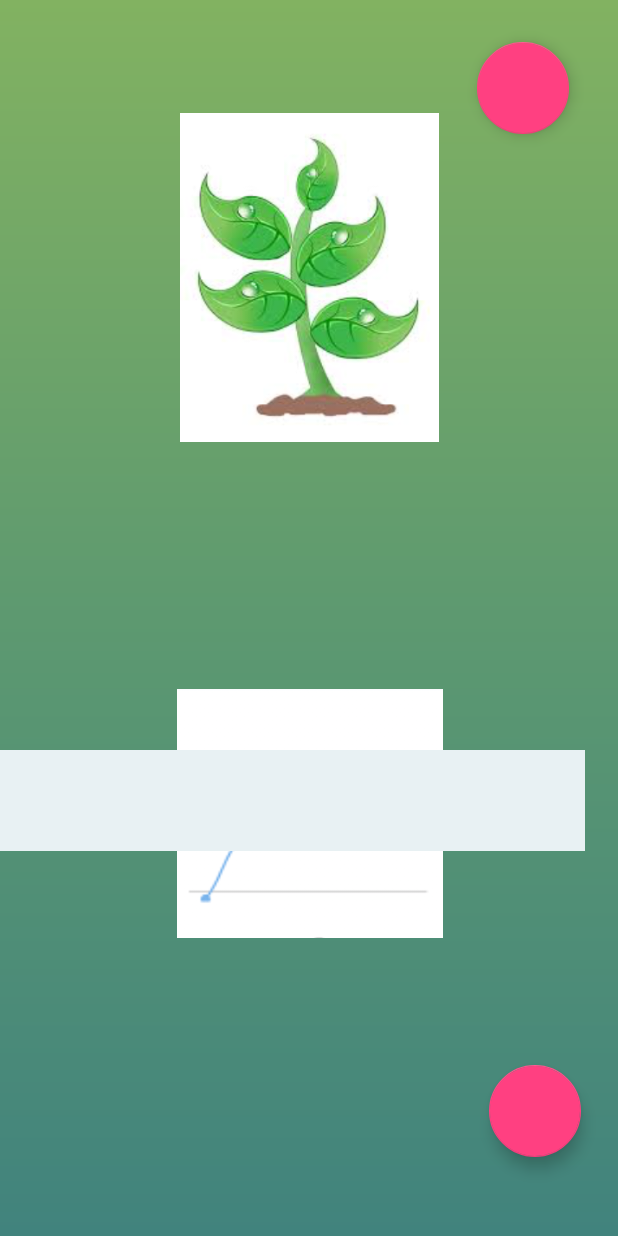
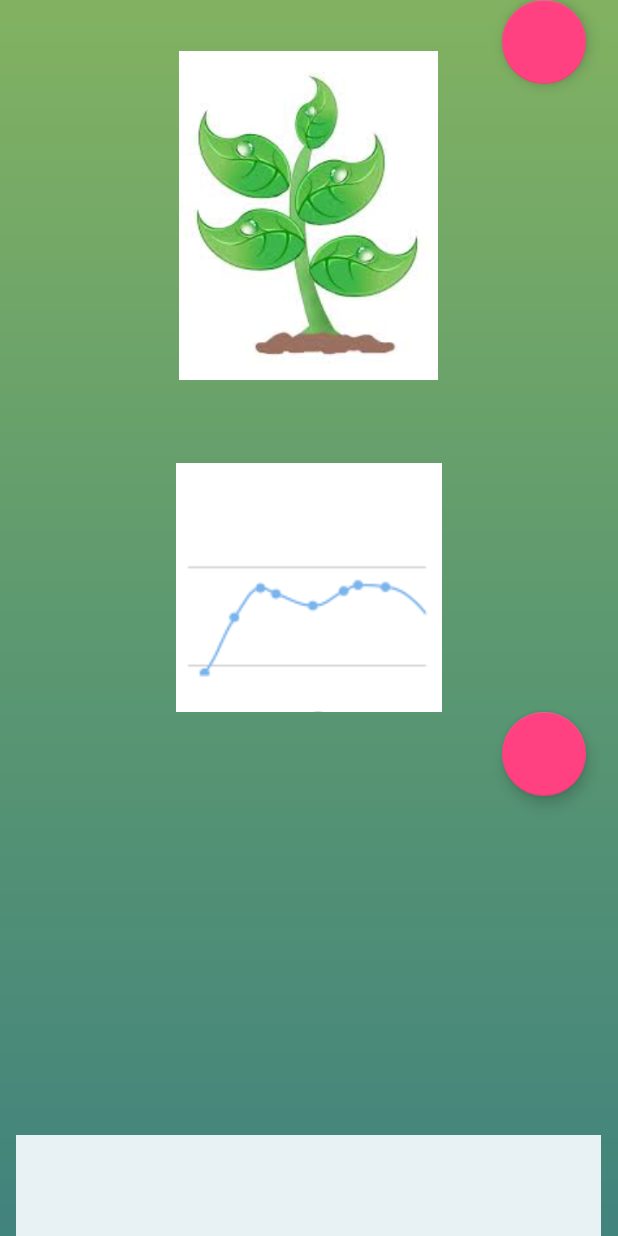
Before and after one commit to amenarde/Sapling, an Android app: the screen it shows after launch (MainActivity), on a phone screen of 412 x 824 dp. Run offline under Robolectric (Android 15) with nearby library versions, the phone set to English and light mode, and no system bars.

```diff
--- a/Sapling/app/src/main/res/layout/activity_main.xml
+++ b/Sapling/app/src/main/res/layout/activity_main.xml
@@ -1,5 +1,5 @@
 <?xml version="1.0" encoding="utf-8"?>
-<android.support.constraint.ConstraintLayout xmlns:android="http://schemas.android.com/apk/res/android"
+<RelativeLayout xmlns:android="http://schemas.android.com/apk/res/android"
     xmlns:app="http://schemas.android.com/apk/res-auto"
     xmlns:tools="http://schemas.android.com/tools"
     android:layout_width="match_parent"
@@ -7,14 +7,33 @@
     android:background="@drawable/gradient"
     tools:context="cis350.upenn.edu.sapling.MainActivity">
 
+    <android.support.design.widget.FloatingActionButton
+        android:id="@+id/fab_new_log"
+        android:layout_width="70dp"
+        android:layout_height="61dp"
+        android:layout_below="@+id/homepage_graph"
+        android:layout_marginLeft="8dp"
+        android:layout_marginStart="8dp"
+        android:layout_toEndOf="@+id/homepage_graph"
+        android:layout_toRightOf="@+id/homepage_graph"
+        android:clickable="true"
+        android:focusable="true"
+        app:layout_anchor="@id/log_summary"
+        app:layout_anchorGravity="top|right"
+        app:layout_constraintBottom_toBottomOf="parent"
+        app:layout_constraintEnd_toEndOf="parent"
+        app:layout_constraintHorizontal_bias="0.973"
+        app:layout_constraintStart_toStartOf="parent"
+        app:layout_constraintTop_toTopOf="parent"
+        app:layout_constraintVertical_bias="0.95" />
+
     <ImageView
         android:id="@+id/homepage_plant"
         android:layout_width="279dp"
         android:layout_height="219dp"
-        android:layout_marginBottom="8dp"
-        android:layout_marginEnd="8dp"
-        android:layout_marginStart="8dp"
-        android:layout_marginTop="8dp"
+        android:layout_alignParentTop="true"
+        android:layout_centerHorizontal="true"
+        android:layout_marginTop="34dp"
         android:contentDescription="@string/plant_description"
         android:src="@drawable/plant_default"
         app:layout_constraintBottom_toBottomOf="parent"
@@ -28,10 +47,9 @@
         android:id="@+id/homepage_graph"
         android:layout_width="241dp"
         android:layout_height="166dp"
-        android:layout_marginBottom="8dp"
-        android:layout_marginEnd="8dp"
-        android:layout_marginStart="8dp"
-        android:layout_marginTop="8dp"
+        android:layout_below="@+id/homepage_plant"
+        android:layout_centerHorizontal="true"
+        android:layout_marginTop="55dp"
         android:contentDescription="@string/quality_of_life_graph_description"
         android:src="@drawable/mock_graph"
         app:layout_constraintBottom_toBottomOf="parent"
@@ -45,44 +63,22 @@
         android:id="@+id/log_summary"
         android:layout_width="390dp"
         android:layout_height="67dp"
-        android:layout_marginTop="500dp"
+        android:layout_alignParentBottom="true"
+        android:layout_centerHorizontal="true"
         android:background="#E8F1F3"
         app:layout_constraintStart_toStartOf="parent"
         app:layout_constraintTop_toTopOf="parent" />
 
     <android.support.design.widget.FloatingActionButton
-        android:id="@+id/fab_new_log"
-        android:layout_width="70dp"
-        android:layout_height="61dp"
-        android:layout_margin="16dp"
-        android:layout_marginBottom="16dp"
-        android:layout_marginEnd="8dp"
-        android:layout_marginStart="8dp"
-        android:layout_marginTop="8dp"
-        android:clickable="true"
-        android:focusable="true"
-        app:layout_anchor="@id/log_summary"
-        app:layout_anchorGravity="bottom|right|end"
-        app:layout_constraintBottom_toBottomOf="parent"
-        app:layout_constraintEnd_toEndOf="parent"
-        app:layout_constraintHorizontal_bias="0.973"
-        app:layout_constraintStart_toStartOf="parent"
-        app:layout_constraintTop_toTopOf="parent"
-        app:layout_constraintVertical_bias="0.95" />
-
-    <android.support.design.widget.FloatingActionButton
         android:id="@+id/fab_menu"
         android:layout_width="70dp"
         android:layout_height="61dp"
-        android:layout_margin="16dp"
-        android:layout_marginBottom="16dp"
-        android:layout_marginEnd="8dp"
-        android:layout_marginStart="8dp"
-        android:layout_marginTop="8dp"
+        android:layout_alignLeft="@+id/fab_new_log"
+        android:layout_alignParentTop="true"
+        android:layout_alignStart="@+id/fab_new_log"
         android:clickable="true"
         android:focusable="true"
-        app:layout_anchor="@id/log_summary"
-        app:layout_anchorGravity="bottom|right|end"
+        app:layout_anchorGravity="top|right|start"
         app:layout_constraintBottom_toBottomOf="parent"
         app:layout_constraintEnd_toEndOf="parent"
         app:layout_constraintHorizontal_bias="0.947"
@@ -90,4 +86,4 @@
         app:layout_constraintTop_toTopOf="parent"
         app:layout_constraintVertical_bias="0.016" />
 
-</android.support.constraint.ConstraintLayout>
+</RelativeLayout>
--- a/Sapling/app/src/main/res/values/strings.xml
+++ b/Sapling/app/src/main/res/values/strings.xml
@@ -3,5 +3,6 @@
     <string name="title_activity_main">MainActivity</string>
     <string name="plant_description">Plant icon corresponding to quality of life </string>
     <string name="quality_of_life_graph_description">Graph tracking quality of life </string>
+    <string name="title_activity_display">DisplayActivity</string>
 
 </resources>
```
Also changed, not shown: Sapling/app/src/main/AndroidManifest.xml (+7 -0 lines), Sapling/app/src/main/java/cis350/upenn/edu/sapling/DisplayActivity.java (added, +29 -0 lines), Sapling/app/src/main/java/cis350/upenn/edu/sapling/GoalTrackingActivity.java (added, +13 -0 lines), Sapling/app/src/main/java/cis350/upenn/edu/sapling/SettingsActivity.java (added, +13 -0 lines), Sapling/app/src/main/res/layout/activity_display.xml (added, +27 -0 lines), Sapling/app/src/main/res/layout/activity_goaltracking.xml (added, +10 -0 lines), Sapling/app/src/main/res/layout/activity_settings.xml (added, +10 -0 lines), Sapling/app/src/main/res/layout/content_display.xml (added, +11 -0 lines).
